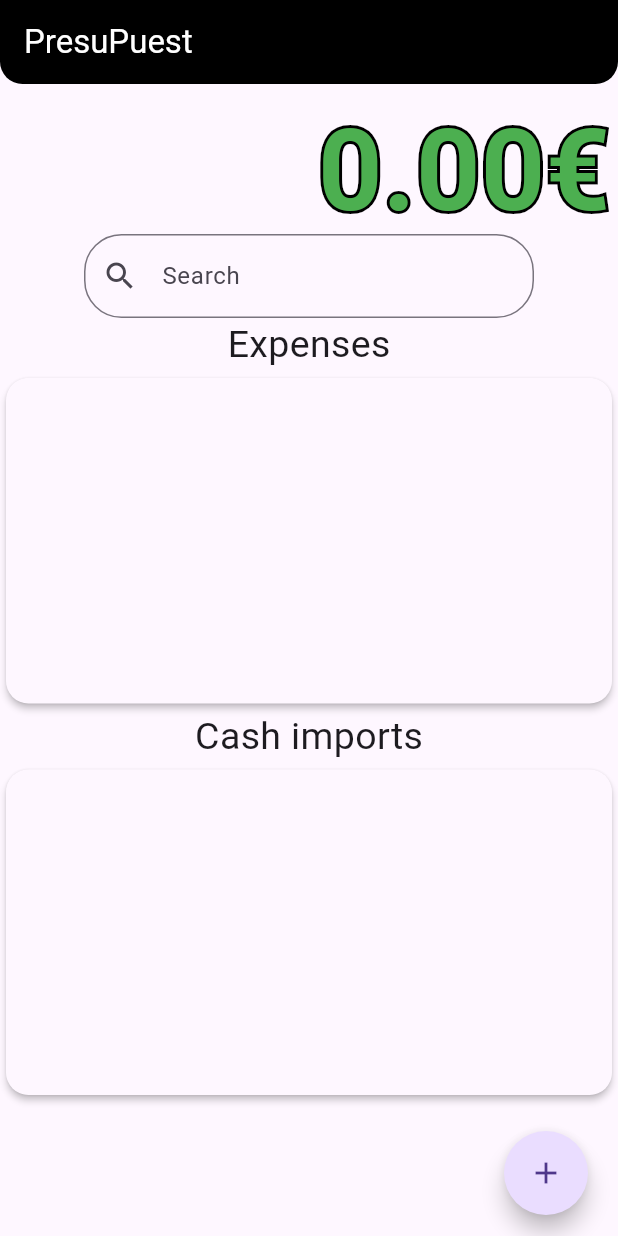
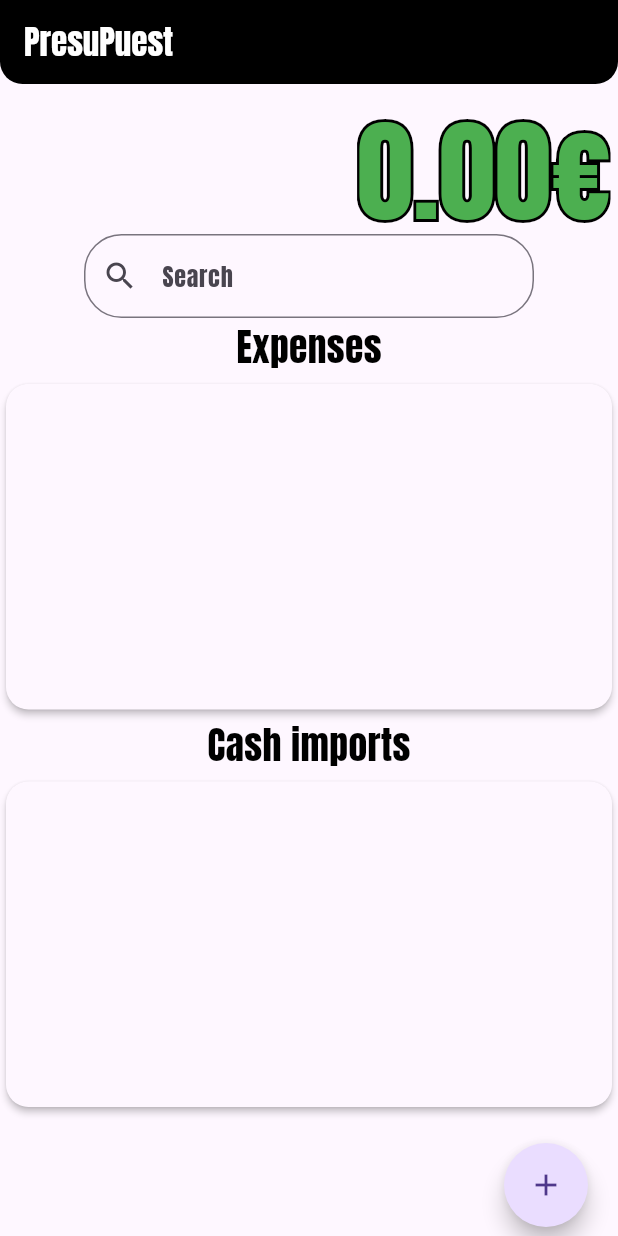
Before and after one commit to ThePangel/PresuPuest, a Flutter app: the screen it shows after launch, on a phone screen of 412 x 824 dp. Run offline on Flutter 3.47's test engine with Material 3 defaults, Android fonts, the light colour scheme and no system bars; our stand-ins replace google_fonts, image_picker, sqflite, sqflite_common_ffi; accounts and stored records are empty.

Commit message:
Added Font and stylem, now theme depends on the devices theme

```diff
--- a/expensetracker/lib/main.dart
+++ b/expensetracker/lib/main.dart
@@ -1,4 +1,5 @@
 import 'package:flutter/material.dart';
+import 'package:flutter/scheduler.dart';
 import 'dart:async';
 import 'dart:io';
 
@@ -7,6 +8,7 @@ import 'package:sqflite/sqflite.dart';
 import 'package:sqflite_common_ffi/sqflite_ffi.dart';
 import 'dart:convert';
 import 'package:image_picker/image_picker.dart';
+import 'package:google_fonts/google_fonts.dart';
 
 import 'package:flutter/services.dart' show rootBundle;
 
@@ -264,7 +266,10 @@ class _MyAppState extends State<MyApp> {
   @override
   Widget build(BuildContext context) {
     return MaterialApp(
-      theme: ThemeData(useMaterial3: true),
+      theme: ThemeData(useMaterial3: true, textTheme: GoogleFonts.antonTextTheme(), brightness: SchedulerBinding.instance.platformDispatcher.platformBrightness),
+
+
+      //textTheme: ,
       home: Builder(
         builder: (BuildContext context) {
           return Scaffold(
@@ -291,7 +296,7 @@ class _MyAppState extends State<MyApp> {
                           alignment: Alignment.centerRight,
                           child: Text("${balance.toStringAsFixed(2)}€",
                               style: TextStyle(
-                                  fontWeight: FontWeight.bold,
+
                                   fontSize: 75,
                                   foreground: Paint()
                                     ..style = PaintingStyle.stroke
@@ -304,7 +309,7 @@ class _MyAppState extends State<MyApp> {
                           alignment: Alignment.centerRight,
                           child: Text("${balance.toStringAsFixed(2)}€",
                               style: TextStyle(
-                                  fontWeight: FontWeight.bold,
+
                                   fontSize: 75,
                                   color: balance < 0
                                       ? Colors.redAccent
@@ -325,7 +330,12 @@ class _MyAppState extends State<MyApp> {
                                   BorderRadius.all(Radius.circular(25.0)))),
                       onChanged: (value) => search(value),
                     )),
-                Text("Expenses", style: TextStyle(fontSize: 25)),
+                Padding(
+                  padding: const EdgeInsets.all(2.0),
+                  child: Text("Expenses", style:  TextStyle(fontSize: 25, color: Theme.of(context).brightness == Brightness.dark
+                ? Colors.white
+                : Colors.black,)),
+                ),
                 Container(
                   height: 225,
                   child: Center(
@@ -354,6 +364,7 @@ class _MyAppState extends State<MyApp> {
                                   cost = temp.cost;
                                   setState(() {
                                     if (item == Item.edit) {
+
                                       showDialog(
                                           context: context,
                                           builder: (BuildContext context) =>
@@ -375,8 +386,8 @@ class _MyAppState extends State<MyApp> {
                                                               ? const Center(
                                                                   child: Text(
                                                                       'No Image selected'))
-                                                              : Image.file(
-                                                                  _image!,
+                                                              : Image.memory(
+                                                                 base64Decode(_listExpense[index].image),
                                                                   fit: BoxFit
                                                                       .contain,
                                                                 ),
@@ -387,18 +398,20 @@ class _MyAppState extends State<MyApp> {
                                                             var pickedFile =
                                                                 await _picker.pickImage(
                                                                     source: ImageSource
-                                                                        .gallery);
+                                                                        .camera);
                                                             if (pickedFile !=
                                                                 null) {
                                                               setState(() {
+
                                                                 _image = File(
                                                                     pickedFile
                                                                         .path);
+
                                                               });
                                                             }
                                                           },
                                                           child: Text(
-                                                              "Pick image")),
+                                                              "Take image")),
                                                       Padding(
                                                         padding:
                                                             EdgeInsets.all(5),
@@ -474,6 +487,7 @@ class _MyAppState extends State<MyApp> {
 
                                                           setState(() {
                                                             updateBalance();
+                                                            _image = null;
                                                             cost = 0;
                                                             name = "";
                                                           });
@@ -486,6 +500,7 @@ class _MyAppState extends State<MyApp> {
                                               ));
                                     } else if (item == Item.delete) {
                                       deleteExpense(_listExpense[index].name);
+                                      updateBalance();
                                     }
                                   });
 
@@ -514,7 +529,12 @@ class _MyAppState extends State<MyApp> {
                     ),
                   )),
                 ),
-                Text("Cash imports", style: TextStyle(fontSize: 25)),
+                Padding(
+                  padding: const EdgeInsets.all(2.0),
+                  child: Text("Cash imports", style: TextStyle(fontSize: 25, color: Theme.of(context).brightness == Brightness.dark
+                ? Colors.white
+                : Colors.black,)),
+                ),
                 Container(
                   height: 225,
                   child: Center(
@@ -631,6 +651,7 @@ class _MyAppState extends State<MyApp> {
                                           });
                                     } else if (item == Item.delete) {
                                       deleteBalance(_listBalance[index].name);
+                                      updateBalance();
                                     }
                                   });
 
@@ -833,7 +854,7 @@ class _MyAppState extends State<MyApp> {
                                                                           onPressed:
                                                                               () async {
                                                                             var pickedFile =
-                                                                                await _picker.pickImage(source: ImageSource.gallery);
+                                                                                await _picker.pickImage(source: ImageSource.camera);
                                                                             if (pickedFile !=
                                                                                 null) {
                                                                               setState(() {
@@ -842,7 +863,7 @@ class _MyAppState extends State<MyApp> {
                                                                             }
                                                                           },
                                                                           child:
-                                                                              Text("Pick image")),
+                                                                              Text("Take  image")),
                                                                       Padding(
                                                                         padding:
                                                                             EdgeInsets.all(5),
@@ -911,6 +932,7 @@ class _MyAppState extends State<MyApp> {
                                                                             _listExpenseCopy =
                                                                                 _listExpense;
 
+                                                                            _image = null;
                                                                             cost =
                                                                                 0;
                                                                             name =
--- a/expensetracker/pubspec.yaml
+++ b/expensetracker/pubspec.yaml
@@ -40,6 +40,7 @@ dependencies:
   shared_preferences: ^2.2.3
   sqflite_common_ffi: any
   image_picker: ^0.8.4+4
+  google_fonts: ^6.2.1
 
 
 
```
Also changed, not shown: 1 other file.
